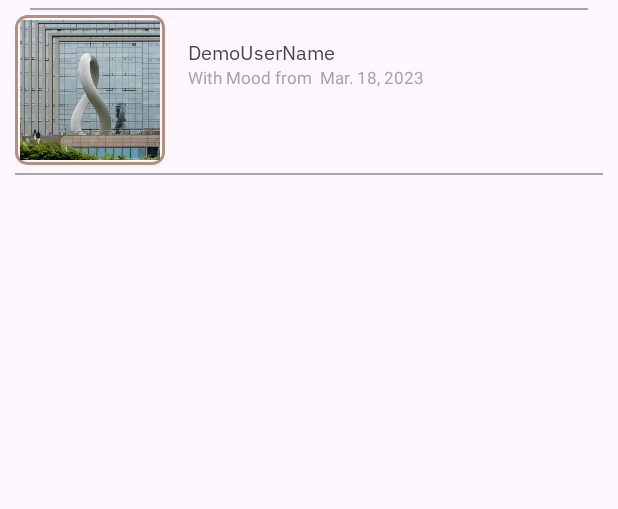
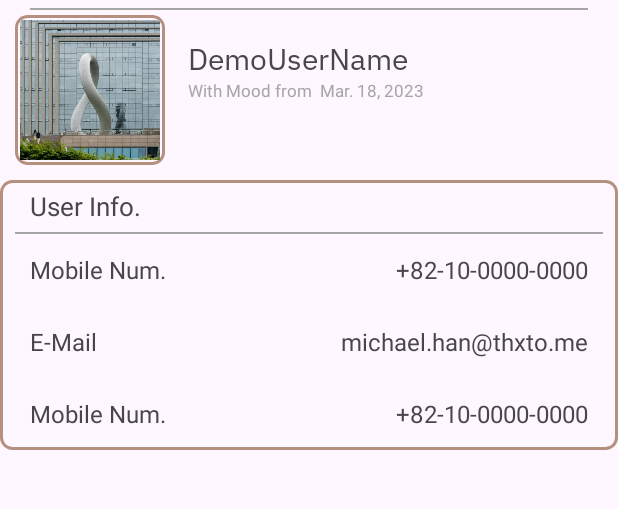
Before and after one commit to GC-MP23-T11/LuckyCalendar, an Android app: the UserPage screen opened directly, with no data from a screen before it, on a phone screen of 412 x 824 dp, the part 98-607 px from its top. Run offline under Robolectric (Android 15) with nearby library versions, the phone set to English and light mode, and no system bars.

Commit message:
feat(UserPage): Add User Info menu
Status Update (May. 23, 2023 14:09)
Add User Info menu.

```diff
--- a/app/src/main/res/layout/activity_user_page.xml
+++ b/app/src/main/res/layout/activity_user_page.xml
@@ -74,7 +74,7 @@
                         android:layout_height="wrap_content"
                         android:fontFamily="@font/ibm_plex_sans"
                         android:text="@string/demousername"
-                        android:textSize="13sp" />
+                        android:textSize="20sp" />
 
                     <LinearLayout
                         android:layout_width="wrap_content"
@@ -101,6 +101,21 @@
 
             </LinearLayout>
 
+            <LinearLayout
+                android:layout_width="match_parent"
+                android:layout_height="wrap_content"
+                android:layout_marginVertical="10dp"
+                android:background="@drawable/inputbox"
+                android:orientation="vertical">
+
+
+                <TextView
+                    android:layout_width="match_parent"
+                    android:layout_height="wrap_content"
+                    android:paddingTop="5dp"
+                    android:paddingHorizontal="20dp"
+                    android:text="@string/user_info"
+                    android:textSize="17.5sp" />
 
                 <View
                     android:layout_width="match_parent"
@@ -109,6 +124,91 @@
                     android:layout_marginTop="5dp"
                     android:background="#A6A6A6" />
 
+                <LinearLayout
+                    android:layout_width="match_parent"
+                    android:layout_height="48dp"
+                    android:gravity="center"
+                    android:paddingHorizontal="20dp">
+
+                    <TextView
+                        android:layout_width="wrap_content"
+                        android:layout_height="wrap_content"
+                        android:text="@string/mobile_num"
+                        android:textSize="16sp" />
+
+                    <View
+                        android:layout_width="0dp"
+                        android:layout_height="48dp"
+                        android:layout_weight="1" />
+
+                    <TextView
+                        android:id="@+id/MobileNum"
+                        android:layout_width="wrap_content"
+                        android:layout_height="wrap_content"
+                        android:text="@string/DemoPhoneNum"
+                        android:textSize="16sp" />
+
+
+                </LinearLayout>
+
+                <LinearLayout
+                    android:layout_width="match_parent"
+                    android:layout_height="48dp"
+                    android:gravity="center"
+                    android:paddingHorizontal="20dp">
+
+                    <TextView
+                        android:layout_width="wrap_content"
+                        android:layout_height="wrap_content"
+                        android:text="@string/e_mail"
+                        android:textSize="16sp" />
+
+                    <View
+                        android:layout_width="0dp"
+                        android:layout_height="48dp"
+                        android:layout_weight="1" />
+
+                    <TextView
+                        android:id="@+id/UserEmail"
+                        android:layout_width="wrap_content"
+                        android:layout_height="wrap_content"
+                        android:text="@string/DemoEmail"
+                        android:textSize="16sp" />
+                </LinearLayout>
+
+                <LinearLayout
+                    android:layout_width="match_parent"
+                    android:layout_height="48dp"
+                    android:gravity="center"
+                    android:paddingHorizontal="20dp">
+
+                    <TextView
+                        android:layout_width="wrap_content"
+                        android:layout_height="wrap_content"
+                        android:text="@string/mobile_num"
+                        android:textSize="16sp" />
+
+                    <View
+                        android:layout_width="0dp"
+                        android:layout_height="48dp"
+                        android:layout_weight="1" />
+
+                    <TextView
+                        android:id="@+id/something"
+                        android:layout_width="wrap_content"
+                        android:layout_height="wrap_content"
+                        android:text="@string/DemoPhoneNum"
+                        android:textSize="16sp" />
+                </LinearLayout>
+
+                <!--                <View-->
+                <!--                    android:layout_width="match_parent"-->
+                <!--                    android:layout_height="1dp"-->
+                <!--                    android:layout_marginHorizontal="10dp"-->
+                <!--                    android:layout_marginTop="5dp"-->
+                <!--                    android:background="#A6A6A6" />-->
+            </LinearLayout>
+
         </LinearLayout>
 
     </ScrollView>
--- a/app/src/main/res/values/strings.xml
+++ b/app/src/main/res/values/strings.xml
@@ -23,5 +23,10 @@
     <string name="demousername">DemoUserName</string>
     <string name="demodate">Mar. 18, 2023</string>
     <string name="with_moodcalendar_from">With Mood from</string>
+    <string name="mobile_num">Mobile Num.</string>
+    <string name="DemoPhoneNum">+82-10-0000-0000</string>
+    <string name="DemoEmail">michael.han@thxto.me</string>
+    <string name="e_mail">E-Mail</string>
+    <string name="user_info">User Info.</string>
 
 </resources>
```
Lines whose indentation alone changed are shown as unchanged.
